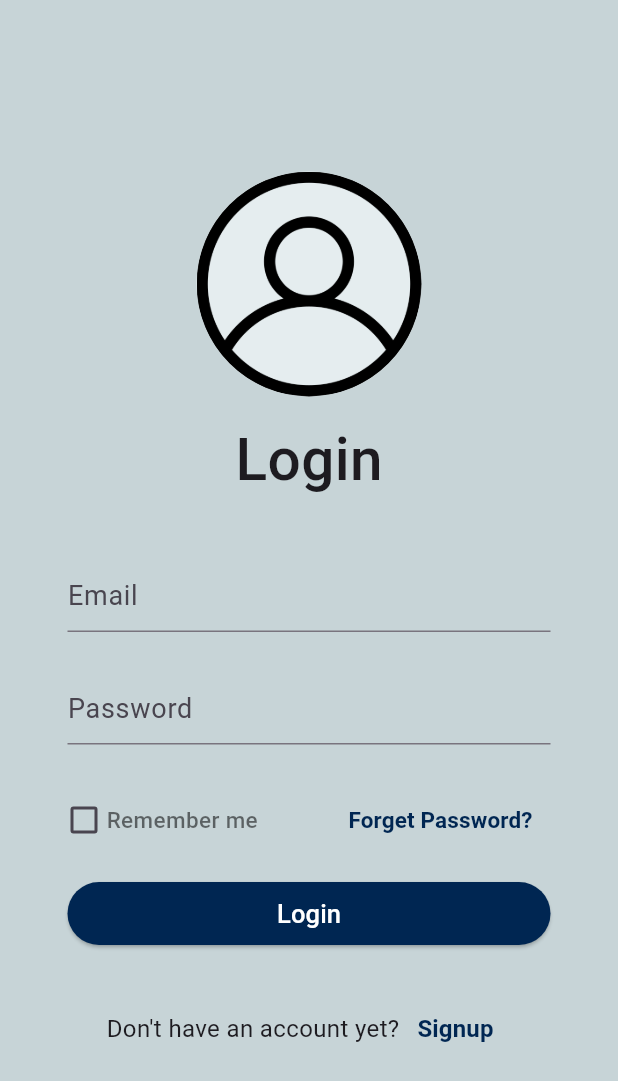
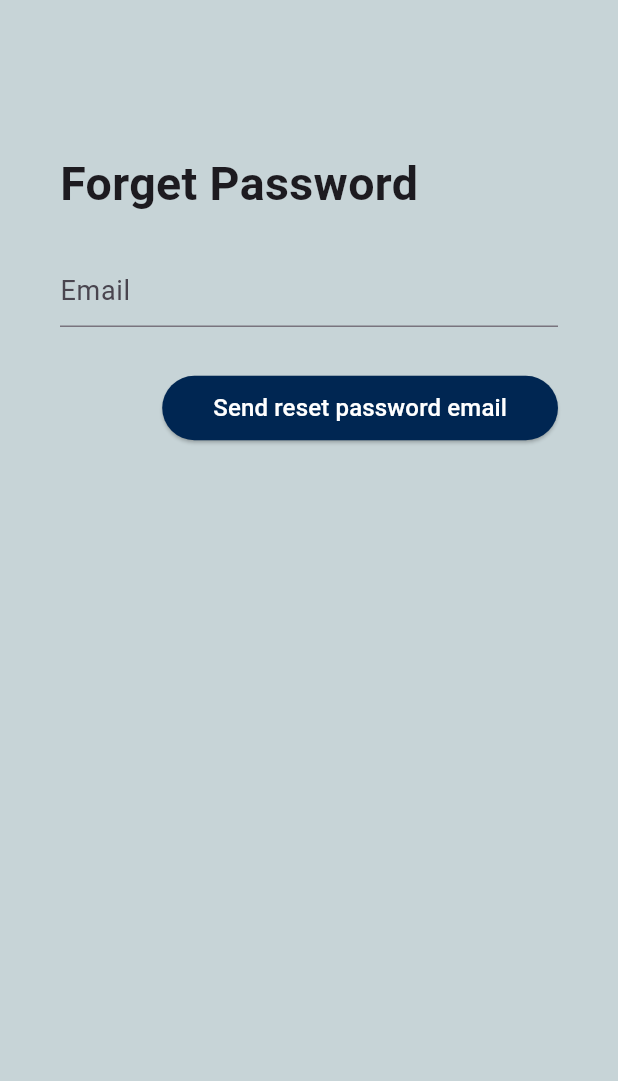
Before and after one commit to Adham-Abdelmaksoud/Car-Sharing-App, a Flutter app: the SignupScreen screen opened directly, after a tap on "Signup", after a tap on "Login", after a tap on "Forget Password?", on a phone screen of 412 x 824 dp. Shown: the top 1081 px of the screen. Run offline on Flutter 3.47's test engine with Material 3 defaults, Android fonts, the light colour scheme and no system bars; our stand-ins replace firebase_auth, firebase_core, firebase_database, shared_preferences, sqflite; accounts and stored records are empty.

Commit message:
Implemented ForgetPassword feature

```diff
--- a/lib/Model/Remote/UserAuthentication.dart
+++ b/lib/Model/Remote/UserAuthentication.dart
@@ -44,4 +44,9 @@ class UserAuthenticator{
   Future<void> signOut() async{
     await firebaseAuth.signOut();
   }
+
+  void forgetPassword(String email) async{
+    email = email.trim();
+    await firebaseAuth.sendPasswordResetEmail(email: email);
+  }
 }
--- /dev/null
+++ b/lib/View/ForgetPasswordScreen/ForgetPasswordScreen.dart
@@ -0,0 +1,107 @@
+import 'package:car_sharing_app/Model/Remote/UserAuthentication.dart';
+import 'package:flutter/material.dart';
+
+import '../../resources/colors.dart';
+
+class ForgetPasswordScreen extends StatefulWidget {
+  const ForgetPasswordScreen({Key? key}) : super(key: key);
+
+  @override
+  State<ForgetPasswordScreen> createState() => _ForgetPasswordScreenState();
+}
+
+class _ForgetPasswordScreenState extends State<ForgetPasswordScreen> {
+  TextEditingController emailController = TextEditingController();
+  GlobalKey<FormState> formKey = GlobalKey();
+
+  UserAuthenticator userAuth = UserAuthenticator();
+
+  @override
+  Widget build(BuildContext context) {
+    return Scaffold(
+      backgroundColor: primaryColor,
+      body: CustomScrollView(
+        slivers: [
+          SliverFillRemaining(
+            hasScrollBody: false,
+            child: Padding(
+              padding: const EdgeInsets.only(top: 80, bottom: 50, left: 40, right: 40),
+              child: Form(
+                key: formKey,
+                child: Column(
+                  crossAxisAlignment: CrossAxisAlignment.start,
+                  children: [
+                    SizedBox(height: 20,),
+
+                    Text('Forget Password',
+                        style: TextStyle(
+                            fontSize: 31,
+                            fontWeight: FontWeight.bold
+                        )
+                    ),
+
+                    SizedBox(height: 26,),
+
+                    TextFormField(
+                      cursorHeight: 20,
+                      controller: emailController,
+                      validator: (value){
+                        if(value == null || value.isEmpty){
+                          return 'Email is required!';
+                        }
+                        else if(!RegExp(r"^[a-zA-Z0-9a-zA-Z0-9]+@eng.asu.edu.eg").hasMatch(emailController.text)){
+                          return 'Email should have the domain eng.asu.edu.eg!';
+                        }
+                        else{
+                          return null;
+                        }
+                      },
+                      decoration: InputDecoration(
+                          hintText: "Email",
+                          hintStyle: TextStyle(
+                              fontWeight: FontWeight.normal
+                          )
+                      ),
+                      style: TextStyle(
+                          fontSize: 18,
+                          height: 1
+                      ),
+                    ),
+
+                    SizedBox(height: 30,),
+
+                    Row(
+                      mainAxisAlignment: MainAxisAlignment.end,
+                      children: [
+                        ElevatedButton(
+                          onPressed: () async{
+                            if(formKey.currentState!.validate()){
+                              userAuth.forgetPassword(emailController.text);
+                              Navigator.pop(context);
+                            }
+                          },
+                          style: ElevatedButton.styleFrom(
+                            backgroundColor: secondaryColor,
+                          ),
+                          child: Padding(
+                            padding: const EdgeInsets.all(10),
+                            child: Text('Send reset password email',
+                              style: TextStyle(
+                                color: Colors.white,
+                                fontSize: 16
+                              ),
+                            ),
+                          )
+                        ),
+                      ],
+                    )
+                  ],
+                ),
+              ),
+            ),
+          ),
+        ],
+      ),
+    );
+  }
+}
--- a/lib/View/LoginScreen/LoginScreen.dart
+++ b/lib/View/LoginScreen/LoginScreen.dart
@@ -1,5 +1,6 @@
 import 'dart:io';
 
+import 'package:car_sharing_app/View/ForgetPasswordScreen/ForgetPasswordScreen.dart';
 import 'package:car_sharing_app/View/SignupScreen/SignupScreen.dart';
 import 'package:firebase_auth/firebase_auth.dart';
 import 'package:flutter/material.dart';
@@ -203,7 +204,11 @@ class _LoginScreenState extends State<LoginScreen> {
                       ),
 
                       TextButton(
-                          onPressed: (){},
+                          onPressed: (){
+                            Navigator.of(context).push(
+                              MaterialPageRoute(builder: (context) => ForgetPasswordScreen())
+                            );
+                          },
                           child: Text('Forget Password?',
                             style: TextStyle(
                               fontSize: 15,
--- a/lib/View/RouteAdderScreen/RouteAdderScreen.dart
+++ b/lib/View/RouteAdderScreen/RouteAdderScreen.dart
@@ -10,6 +10,7 @@ class RoutesAdderScreen extends StatefulWidget {
   State<RoutesAdderScreen> createState() => _RoutesAdderScreenState();
 }
 
+
 class _RoutesAdderScreenState extends State<RoutesAdderScreen> {
   TextEditingController pickupController = TextEditingController();
   TextEditingController destinationController = TextEditingController();
@@ -19,11 +20,6 @@ class _RoutesAdderScreenState extends State<RoutesAdderScreen> {
   GlobalKey<FormState> formKey = GlobalKey();
 
   RouteDatabase routeDB = RouteDatabase();
-
-  List universityGates = [
-    'Gate 3',
-    'Gate 4',
-  ];
 
   Widget textFieldSeparation(){
     return SizedBox(height: 18,);
--- a/lib/View/SignupScreen/SignupScreen.dart
+++ b/lib/View/SignupScreen/SignupScreen.dart
@@ -215,7 +215,7 @@ class _SignupScreenState extends State<SignupScreen> {
                             controller: emailController,
                             validator: (value){
                               if(value == null || value.isEmpty){
-                                return 'Email is required';
+                                return 'Email is required!';
                               }
                               else if(!RegExp(r"^[a-zA-Z0-9a-zA-Z0-9]+@eng.asu.edu.eg").hasMatch(emailController.text)){
                                 return 'Email should have the domain eng.asu.edu.eg!';
```
